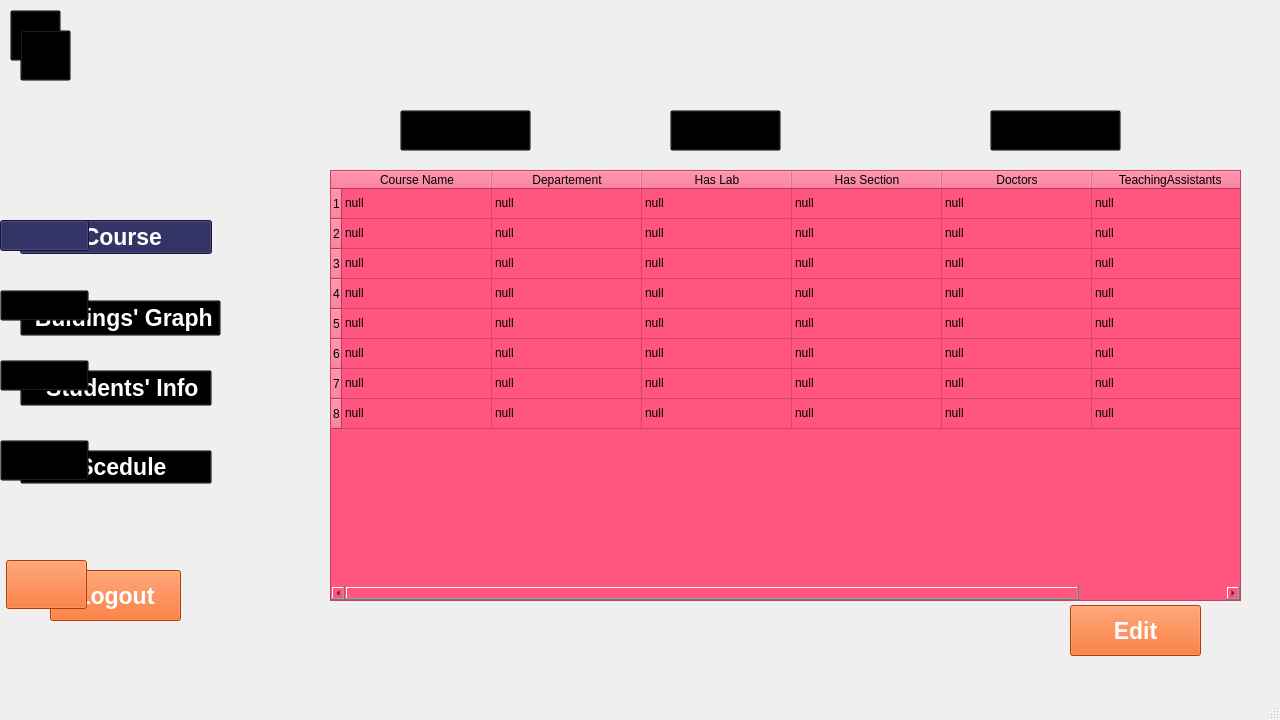
First picture: the form in WranaSection/Admin_View.ui, repository SEGA-ABBASYA/Data_Structures, before the edit.
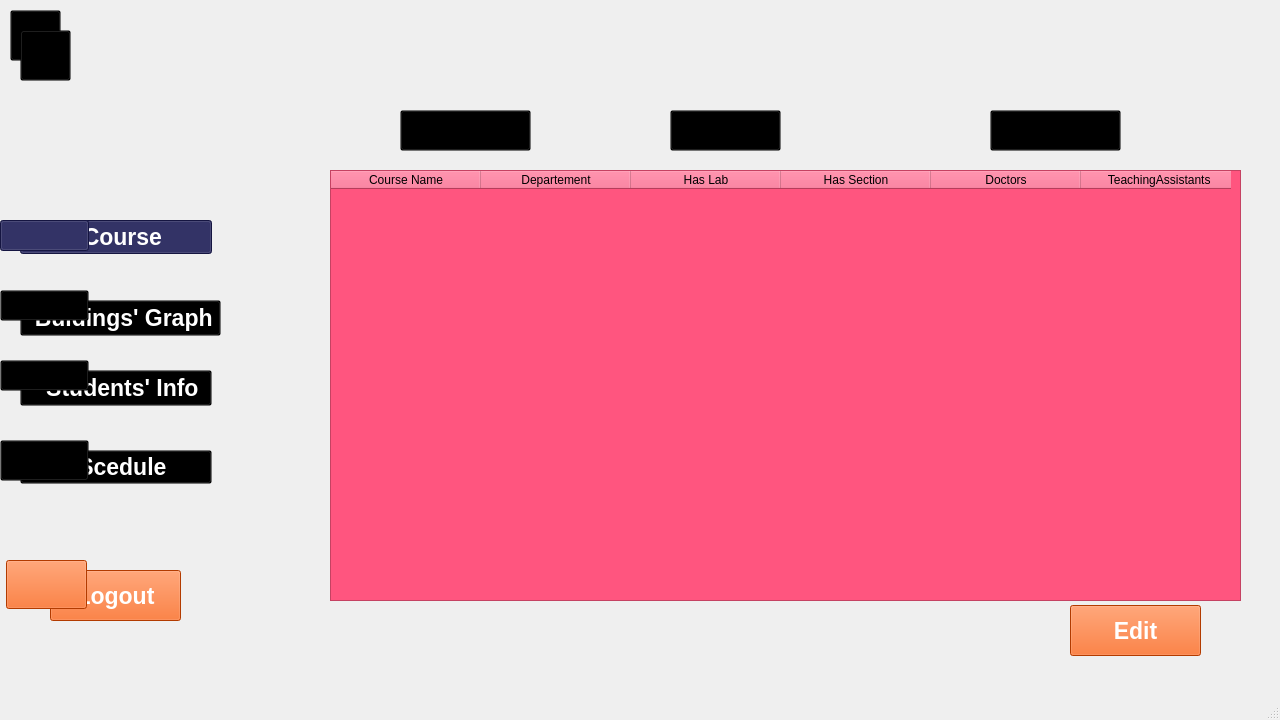
Second picture: the form after the edit. The open tabs and pages were chosen to show the change. Icons and pictures are not drawn.

What changed in the file:
```diff
--- a/WranaSection/Admin_View.ui
+++ b/WranaSection/Admin_View.ui
@@ -625,19 +625,11 @@
          <bool>true</bool>
         </property>
         <property name="rowCount">
-         <number>8</number>
+         <number>0</number>
         </property>
         <attribute name="horizontalHeaderDefaultSectionSize">
          <number>150</number>
         </attribute>
-        <row/>
-        <row/>
-        <row/>
-        <row/>
-        <row/>
-        <row/>
-        <row/>
-        <row/>
         <column>
          <property name="text">
           <string>Course Name</string>
@@ -668,246 +660,6 @@
           <string>  TeachingAssistants</string>
          </property>
         </column>
-        <item row="0" column="0">
-         <property name="text">
-          <string>null</string>
-         </property>
-        </item>
-        <item row="0" column="1">
-         <property name="text">
-          <string>null</string>
-         </property>
-        </item>
-        <item row="0" column="2">
-         <property name="text">
-          <string>null</string>
-         </property>
-        </item>
-        <item row="0" column="3">
-         <property name="text">
-          <string>null</string>
-         </property>
-        </item>
-        <item row="0" column="4">
-         <property name="text">
-          <string>null</string>
-         </property>
-        </item>
-        <item row="0" column="5">
-         <property name="text">
-          <string>null</string>
-         </property>
-        </item>
-        <item row="1" column="0">
-         <property name="text">
-          <string>null</string>
-         </property>
-        </item>
-        <item row="1" column="1">
-         <property name="text">
-          <string>null</string>
-         </property>
-        </item>
-        <item row="1" column="2">
-         <property name="text">
-          <string>null</string>
-         </property>
-        </item>
-        <item row="1" column="3">
-         <property name="text">
-          <string>null</string>
-         </property>
-        </item>
-        <item row="1" column="4">
-         <property name="text">
-          <string>null</string>
-         </property>
-        </item>
-        <item row="1" column="5">
-         <property name="text">
-          <string>null</string>
-         </property>
-        </item>
-        <item row="2" column="0">
-         <property name="text">
-          <string>null</string>
-         </property>
-        </item>
-        <item row="2" column="1">
-         <property name="text">
-          <string>null</string>
-         </property>
-        </item>
-        <item row="2" column="2">
-         <property name="text">
-          <string>null</string>
-         </property>
-        </item>
-        <item row="2" column="3">
-         <property name="text">
-          <string>null</string>
-         </property>
-        </item>
-        <item row="2" column="4">
-         <property name="text">
-          <string>null</string>
-         </property>
-        </item>
-        <item row="2" column="5">
-         <property name="text">
-          <string>null</string>
-         </property>
-        </item>
-        <item row="3" column="0">
-         <property name="text">
-          <string>null</string>
-         </property>
-        </item>
-        <item row="3" column="1">
-         <property name="text">
-          <string>null</string>
-         </property>
-        </item>
-        <item row="3" column="2">
-         <property name="text">
-          <string>null</string>
-         </property>
-        </item>
-        <item row="3" column="3">
-         <property name="text">
-          <string>null</string>
-         </property>
-        </item>
-        <item row="3" column="4">
-         <property name="text">
-          <string>null</string>
-         </property>
-        </item>
-        <item row="3" column="5">
-         <property name="text">
-          <string>null</string>
-         </property>
-        </item>
-        <item row="4" column="0">
-         <property name="text">
-          <string>null</string>
-         </property>
-        </item>
-        <item row="4" column="1">
-         <property name="text">
-          <string>null</string>
-         </property>
-        </item>
-        <item row="4" column="2">
-         <property name="text">
-          <string>null</string>
-         </property>
-        </item>
-        <item row="4" column="3">
-         <property name="text">
-          <string>null</string>
-         </property>
-        </item>
-        <item row="4" column="4">
-         <property name="text">
-          <string>null</string>
-         </property>
-        </item>
-        <item row="4" column="5">
-         <property name="text">
-          <string>null</string>
-         </property>
-        </item>
-        <item row="5" column="0">
-         <property name="text">
-          <string>null</string>
-         </property>
-        </item>
-        <item row="5" column="1">
-         <property name="text">
-          <string>null</string>
-         </property>
-        </item>
-        <item row="5" column="2">
-         <property name="text">
-          <string>null</string>
-         </property>
-        </item>
-        <item row="5" column="3">
-         <property name="text">
-          <string>null</string>
-         </property>
-        </item>
-        <item row="5" column="4">
-         <property name="text">
-          <string>null</string>
-         </property>
-        </item>
-        <item row="5" column="5">
-         <property name="text">
-          <string>null</string>
-         </property>
-        </item>
-        <item row="6" column="0">
-         <property name="text">
-          <string>null</string>
-         </property>
-        </item>
-        <item row="6" column="1">
-         <property name="text">
-          <string>null</string>
-         </property>
-        </item>
-        <item row="6" column="2">
-         <property name="text">
-          <string>null</string>
-         </property>
-        </item>
-        <item row="6" column="3">
-         <property name="text">
-          <string>null</string>
-         </property>
-        </item>
-        <item row="6" column="4">
-         <property name="text">
-          <string>null</string>
-         </property>
-        </item>
-        <item row="6" column="5">
-         <property name="text">
-          <string>null</string>
-         </property>
-        </item>
-        <item row="7" column="0">
-         <property name="text">
-          <string>null</string>
-         </property>
-        </item>
-        <item row="7" column="1">
-         <property name="text">
-          <string>null</string>
-         </property>
-        </item>
-        <item row="7" column="2">
-         <property name="text">
-          <string>null</string>
-         </property>
-        </item>
-        <item row="7" column="3">
-         <property name="text">
-          <string>null</string>
-         </property>
-        </item>
-        <item row="7" column="4">
-         <property name="text">
-          <string>null</string>
-         </property>
-        </item>
-        <item row="7" column="5">
-         <property name="text">
-          <string>null</string>
-         </property>
-        </item>
        </widget>
        <widget class="QPushButton" name="Edit">
         <property name="geometry">
```
Left out of the diff: 652 changed lines with no effect on the pictures.
